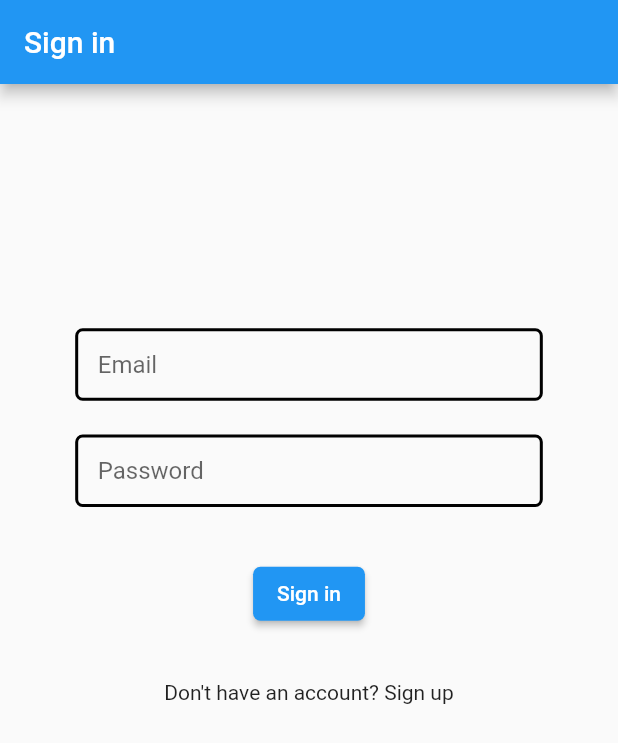
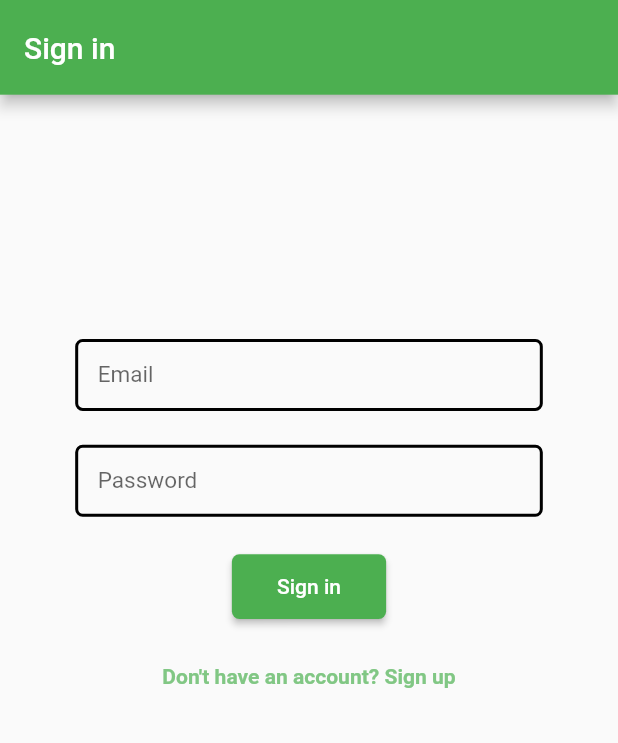
Before and after one commit to vpaniush/waste_sorter, a Flutter app: the screen it shows after launch, on a phone screen of 412 x 824 dp. Shown: the top 743 px of the screen. Run offline on Flutter 3.47's test engine with Material 2 defaults, Android fonts, the phone set to English and light mode, and no system bars; our stand-ins replace easy_localization, equatable, firebase_auth, firebase_core, firebase_database, fl_chart and 3 more; missing offline and left inert: tflite; accounts and stored records are empty.

Commit message:
adds screenutil sizes

```diff
--- a/lib/main.dart
+++ b/lib/main.dart
@@ -11,7 +11,7 @@ void main() async {
     EasyLocalization(
       child: App(),
       supportedLocales: [
-        Locale('uk', 'UA'),
+        Locale('uk'),
       ],
       path: 'assets/translations',
     ),
--- a/lib/presentation/app.dart
+++ b/lib/presentation/app.dart
@@ -15,6 +15,7 @@ import 'package:waste_sorter/presentation/screens/auth/auth_screen.dart';
 import 'package:waste_sorter/presentation/styles/design_config.dart';
 
 import 'screens/home/home_screen.dart';
+import 'styles/ws_theme.dart';
 
 class App extends StatelessWidget {
   @override
@@ -84,11 +85,8 @@ class App extends StatelessWidget {
       ];
 
   Widget _materialApp(AppLoaded state) => MaterialApp(
-        title: 'Flutter Demo',
-        theme: ThemeData(
-          primarySwatch: Colors.blue,
-          visualDensity: VisualDensity.adaptivePlatformDensity,
-        ),
+        title: 'Waste Sorter',
+        theme: WsTheme.data(),
         home: state.isSignedIn
             ? HomeScreen()
             : AuthScreen(AuthScreenType.signIn),
--- a/lib/presentation/screens/auth/auth_screen.dart
+++ b/lib/presentation/screens/auth/auth_screen.dart
@@ -3,6 +3,7 @@ import 'package:flutter_bloc/flutter_bloc.dart';
 import 'package:flutter_screenutil/flutter_screenutil.dart';
 import 'package:waste_sorter/domain/blocs/auth_bloc/bloc.dart';
 import 'package:waste_sorter/presentation/screens/home/home_screen.dart';
+import 'package:waste_sorter/presentation/widgets/ws_app_bar.dart';
 import 'package:waste_sorter/presentation/widgets/ws_button.dart';
 import 'package:waste_sorter/presentation/widgets/ws_text_field.dart';
 
@@ -39,13 +40,15 @@ class _AuthScreenState extends State<AuthScreen> {
   Widget buildUI() => GestureDetector(
         onTap: _unfocus,
         child: Scaffold(
-          appBar: AppBar(title: Text(_title)),
-          body: SingleChildScrollView(
-            child: Padding(
-              padding: EdgeInsets.all(50.w),
-              child: _content(),
-            ),
-          ),
+          appBar: WsAppBar.build(title: _title),
+          body: _body(),
+        ),
+      );
+
+  Widget _body() => SingleChildScrollView(
+        child: Padding(
+          padding: EdgeInsets.all(50.w),
+          child: _content(),
         ),
       );
 
@@ -56,9 +59,9 @@ class _AuthScreenState extends State<AuthScreen> {
           _emailField(),
           SizedBox(height: 20.h),
           _passwordField(),
-          SizedBox(height: 30.h),
+          SizedBox(height: 20.h),
           _button(),
-          SizedBox(height: 30.h),
+          SizedBox(height: 25.h),
           SwitchAuthFlowInkwell(type: type),
           _keyboardHandler(),
         ],
--- a/lib/presentation/screens/auth/local_widgets/switch_auth_flow_inkwell.dart
+++ b/lib/presentation/screens/auth/local_widgets/switch_auth_flow_inkwell.dart
@@ -1,4 +1,5 @@
 import 'package:flutter/material.dart';
+import 'package:flutter_screenutil/flutter_screenutil.dart';
 
 import '../auth_screen.dart';
 
@@ -14,6 +15,11 @@ class SwitchAuthFlowInkwell extends StatelessWidget {
           type == AuthScreenType.signIn
               ? "Don't have an account? Sign up"
               : 'Already have an account? Sign in',
+          style: TextStyle(
+            color: Colors.green[300],
+            fontSize: 14.sp,
+            fontWeight: FontWeight.bold,
+          ),
         ),
       );
 
--- a/lib/presentation/screens/home/home_screen.dart
+++ b/lib/presentation/screens/home/home_screen.dart
@@ -1,6 +1,8 @@
 import 'package:flutter/material.dart';
+import 'package:flutter_screenutil/flutter_screenutil.dart';
 import 'package:waste_sorter/presentation/screens/sorter/sorter_screen.dart';
 import 'package:waste_sorter/presentation/screens/stats/stats_screen.dart';
+import 'package:waste_sorter/presentation/widgets/ws_app_bar.dart';
 import 'package:waste_sorter/presentation/widgets/ws_button.dart';
 
 class HomeScreen extends StatelessWidget {
@@ -8,7 +10,7 @@ class HomeScreen extends StatelessWidget {
 
   @override
   Widget build(BuildContext context) => Scaffold(
-        appBar: AppBar(title: Text('Waste Sorter')),
+        appBar: WsAppBar.build(title: 'Waste Sorter'),
         body: _body(context),
       );
 
@@ -20,7 +22,7 @@ class HomeScreen extends StatelessWidget {
               onPressed: () => _navigateTo(context, SorterScreen()),
               title: 'Sort waste',
             ),
-            SizedBox(height: 20),
+            SizedBox(height: 20.h),
             WSButton(
               onPressed: () => _navigateTo(context, StatsScreen()),
               title: 'View statistics',
--- /dev/null
+++ b/lib/presentation/styles/ws_theme.dart
@@ -0,0 +1,10 @@
+import 'package:flutter/material.dart';
+
+class WsTheme {
+  static ThemeData data() => ThemeData(
+        primarySwatch: Colors.green,
+        cursorColor: Colors.green,
+        textSelectionHandleColor: Colors.green,
+        visualDensity: VisualDensity.adaptivePlatformDensity,
+      );
+}
--- a/lib/presentation/widgets/ws_button.dart
+++ b/lib/presentation/widgets/ws_button.dart
@@ -5,8 +5,11 @@ class WSButton extends StatelessWidget {
   final VoidCallback onPressed;
   final String title;
 
-  const WSButton({Key key, @required this.onPressed, @required this.title})
-      : super(key: key);
+  const WSButton({
+    Key key,
+    @required this.onPressed,
+    @required this.title,
+  }) : super(key: key);
 
   @override
   Widget build(BuildContext context) => ElevatedButton(
@@ -15,9 +18,10 @@ class WSButton extends StatelessWidget {
         style: _style(),
       );
 
-  Widget _child() => Text(title);
+  Widget _child() => Text(title, style: TextStyle(fontSize: 14.sp));
 
   ButtonStyle _style() => ElevatedButton.styleFrom(
+        padding: EdgeInsets.symmetric(vertical: 12.h, horizontal: 30.w),
         shape: RoundedRectangleBorder(borderRadius: BorderRadius.circular(5.r)),
       );
 }
--- a/lib/presentation/widgets/ws_text_field.dart
+++ b/lib/presentation/widgets/ws_text_field.dart
@@ -18,6 +18,7 @@ class WSTextField extends StatelessWidget {
         controller: controller,
         obscureText: obscureText,
         decoration: _decoration(),
+        style: TextStyle(fontSize: 15.sp),
       );
 
   InputDecoration _decoration() => InputDecoration(
```
Also changed, not shown: lib/presentation/screens/sorter/sorter_screen.dart (+8 -2 lines), lib/presentation/screens/stats/local_widgets/stats_chart.dart (+7 -4 lines), lib/presentation/screens/stats/stats_screen.dart (+10 -8 lines), lib/presentation/widgets/ws_app_bar.dart (added, +12 -0 lines), assets/translations/uk.json (renamed from assets/translations/uk-UA.json).
